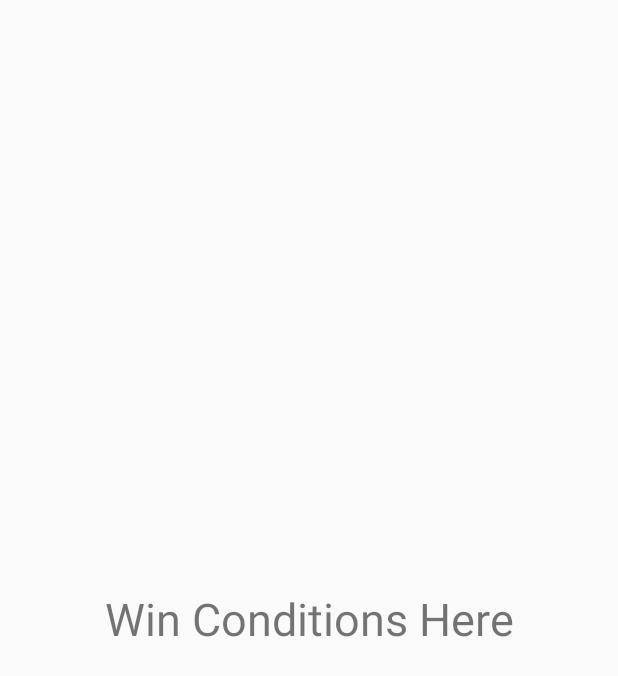
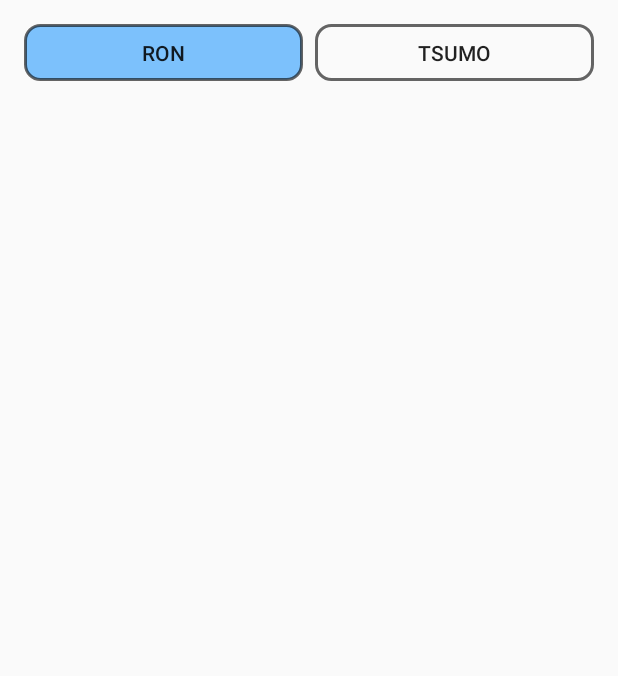
Before and after one commit to NaxHPL/RiichiCompanion, an Android app: the fragment WinConditionsFragment shown on its own in the app's theme, on a phone screen of 412 x 824 dp. Shown: the top 676 px of the screen. Run offline under Robolectric (Android 15) with nearby library versions, the phone set to English and light mode, and no system bars; 4 statements that could not run were skipped.

Commit message:
Added Ron and Tsumo buttons

```diff
--- a/RiichiCompanion/app/src/main/res/layout/fragment_win_conditions.xml
+++ b/RiichiCompanion/app/src/main/res/layout/fragment_win_conditions.xml
@@ -6,14 +6,39 @@
     android:layout_height="match_parent"
     tools:context=".WinConditionsFragment">
 
-    <TextView
-        android:id="@+id/textView"
-        android:layout_width="wrap_content"
-        android:layout_height="wrap_content"
-        android:text="Win Conditions Here"
-        android:textSize="30sp"
-        app:layout_constraintBottom_toBottomOf="parent"
-        app:layout_constraintEnd_toEndOf="parent"
+    <ToggleButton
+        android:id="@+id/tbRon"
+        android:layout_width="0dp"
+        android:layout_height="38dp"
+        android:layout_marginStart="16dp"
+        android:layout_marginTop="16dp"
+        android:layout_marginEnd="4dp"
+        android:background="@drawable/rc_toggle_button_bg"
+        android:checked="true"
+        android:foreground="?attr/selectableItemBackground"
+        android:text="Ron"
+        android:textOff="Ron"
+        android:textOn="Ron"
+        app:layout_constraintEnd_toStartOf="@+id/tbTsumo"
+        app:layout_constraintHorizontal_bias="0.5"
         app:layout_constraintStart_toStartOf="parent"
         app:layout_constraintTop_toTopOf="parent" />
+
+    <ToggleButton
+        android:id="@+id/tbTsumo"
+        android:layout_width="0dp"
+        android:layout_height="38dp"
+        android:layout_marginStart="4dp"
+        android:layout_marginTop="16dp"
+        android:layout_marginEnd="16dp"
+        android:background="@drawable/rc_toggle_button_bg"
+        android:foreground="?attr/selectableItemBackground"
+        android:text="Tsumo"
+        android:textOff="Tsumo"
+        android:textOn="Tsumo"
+        app:layout_constraintEnd_toEndOf="parent"
+        app:layout_constraintHorizontal_bias="0.5"
+        app:layout_constraintStart_toEndOf="@+id/tbRon"
+        app:layout_constraintTop_toTopOf="parent" />
+
 </androidx.constraintlayout.widget.ConstraintLayout>
```
